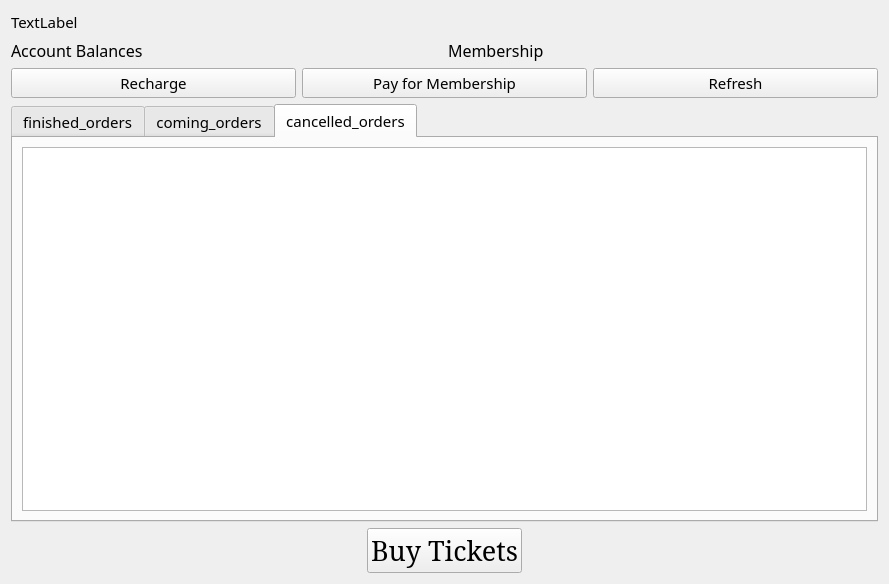
Above: account_and_orders.ui from Aloereed/Flightman_Client_DATA130039 before the change. Below: the same form after it.
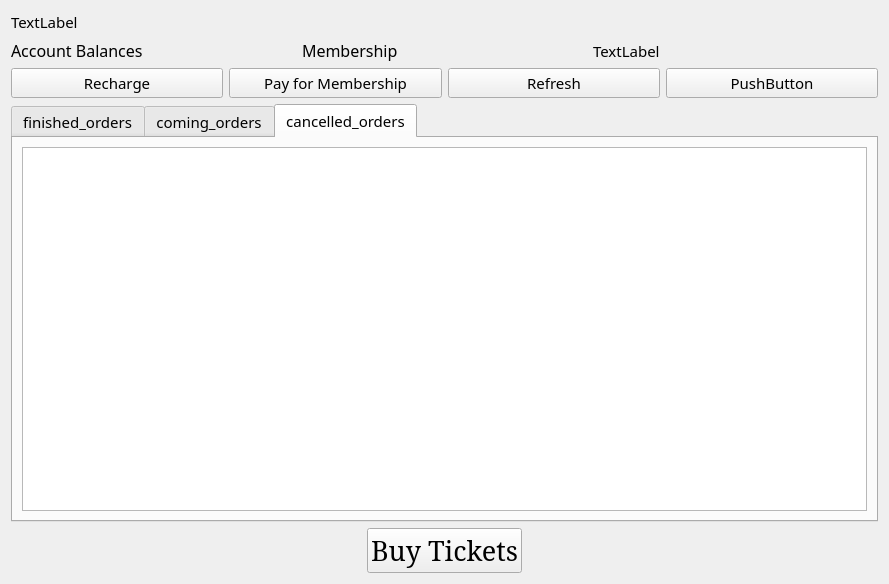
That is the form after the change.

```diff
--- a/account_and_orders.ui
+++ b/account_and_orders.ui
@@ -58,6 +58,13 @@
        </property>
       </widget>
      </item>
+     <item>
+      <widget class="QLabel" name="Hint_label">
+       <property name="text">
+        <string>TextLabel</string>
+       </property>
+      </widget>
+     </item>
     </layout>
    </item>
    <item row="2" column="0">
@@ -83,6 +90,13 @@
        </property>
       </widget>
      </item>
+     <item>
+      <widget class="QPushButton" name="MessageBox_pushButton">
+       <property name="text">
+        <string>PushButton</string>
+       </property>
+      </widget>
+     </item>
     </layout>
    </item>
    <item row="3" column="0">
```
